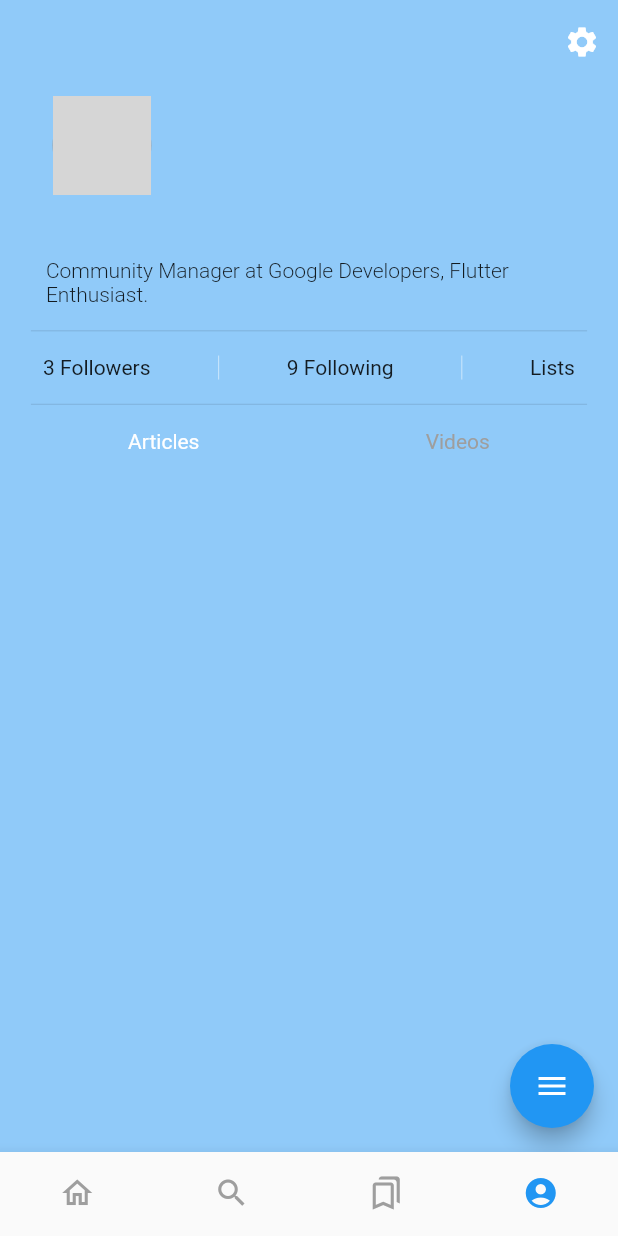
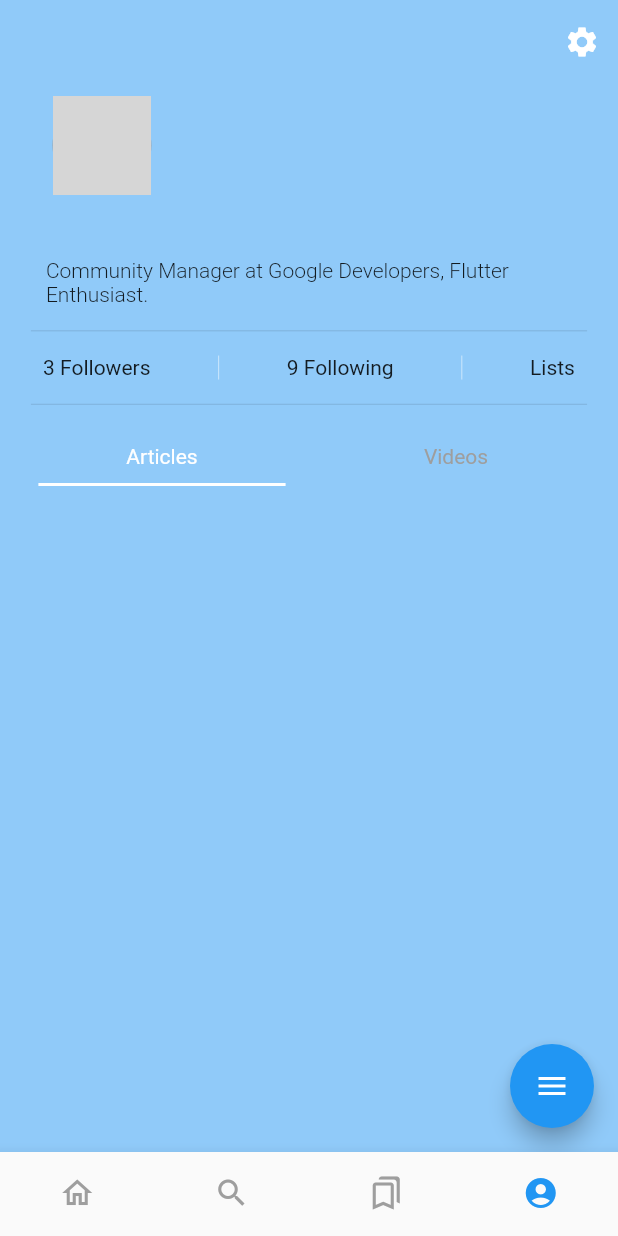
Before and after one commit to maahey-inc/MediumReplica-Bounce, a Flutter app: the screen it shows once a user with an empty profile is signed in, item 4 of the bottom bar chosen, after a tap on "Articles", on a phone screen of 412 x 824 dp. Run offline on Flutter 3.47's test engine with Material 2 defaults, Android fonts, the phone set to English and light mode, and no system bars; drawn by our look-alikes of flutter_speed_dial; our stand-ins replace cloud_firestore, firebase_auth, firebase_core, flutter_spinkit, font_awesome_flutter, form_validator and 6 more; missing offline and left inert: quill_format, zefyrka; accounts and stored records are empty; network calls fail; grey boxes are pictures that could not be loaded.

Commit message:
Third Commit

```diff
--- a/lib/Screens/login.dart
+++ b/lib/Screens/login.dart
@@ -45,8 +45,9 @@ class _LoginScreenState extends State<LoginScreen> {
     return loading
         ? Loading()
         : Scaffold(
-            resizeToAvoidBottomInset: false,
-            body: Column(
+            resizeToAvoidBottomInset: true,
+            body: SingleChildScrollView(
+              child: Column(
                 mainAxisAlignment: MainAxisAlignment.spaceEvenly,
                 children: [
                   Container(
@@ -104,8 +105,8 @@ class _LoginScreenState extends State<LoginScreen> {
                               Container(
                                 height: size.height * 0.1,
                                 child: Padding(
-                                padding:
-                                    const EdgeInsets.symmetric(horizontal: 16),
+                                  padding: const EdgeInsets.symmetric(
+                                      horizontal: 16),
                                   child: TextFormField(
                                     controller: emailController,
                                     onChanged: (val) {
@@ -129,8 +130,8 @@ class _LoginScreenState extends State<LoginScreen> {
                               Container(
                                 height: size.height * 0.1,
                                 child: Padding(
-                                padding:
-                                    const EdgeInsets.symmetric(horizontal: 16),
+                                  padding: const EdgeInsets.symmetric(
+                                      horizontal: 16),
                                   child: TextFormField(
                                     controller: passController,
                                     onChanged: (val) {
@@ -146,7 +147,8 @@ class _LoginScreenState extends State<LoginScreen> {
                                               _obscureText == true
                                                   ? eye =
                                                       Icon(Icons.visibility_off)
-                                                : eye = Icon(Icons.visibility);
+                                                  : eye =
+                                                      Icon(Icons.visibility);
                                               _obscureText == true
                                                   ? eyeColor = Colors.grey
                                                   : eyeColor = Theme.of(context)
@@ -253,34 +255,24 @@ class _LoginScreenState extends State<LoginScreen> {
                     child: Row(
                       mainAxisAlignment: MainAxisAlignment.spaceEvenly,
                       children: [
-                      //facebook login
+                        //apple login
                         InkWell(
                           onTap: () async {
                             setState(() {
                               loading = true;
                             });
-                          dynamic result = await auth.signInWithFacebook();
-
-                          if (result == null) {
-                            setState(() {
-                              loading = false;
-                              error = 'Error Logging with Facebook.';
-                            });
-                          } else {
-                            Navigator.pushReplacement(
-                                context,
-                                MaterialPageRoute(
-                                    builder: (context) => HomeScreen()));
-                          }
+                            //apple login
                           },
                           child: Container(
                             height: 40,
                             width: 40,
                             decoration: BoxDecoration(shape: BoxShape.circle),
+                            child: Center(
                               child: Icon(
-                            FontAwesomeIcons.facebookF,
+                                FontAwesomeIcons.apple,
                                 size: 30,
-                            color: Color(0xff4267B2),
+                                // color: Colors.white,
+                              ),
                             ),
                           ),
                         ),
@@ -315,18 +307,6 @@ class _LoginScreenState extends State<LoginScreen> {
                             ),
                           ),
                         ),
-
-                      //twitter login
-                      // GestureDetector(
-                      //   onTap: () {
-                      //     //twitter login here
-                      //   },
-                      //   child: Icon(
-                      //     FontAwesomeIcons.twitter,
-                      //     size: 30,
-                      //     color: Color(0xff1DA1F2),
-                      //   ),
-                      // ),
                       ],
                     ),
                   ),
@@ -376,6 +356,7 @@ class _LoginScreenState extends State<LoginScreen> {
                   ),
                 ],
               ),
+            ),
           );
   }
 }
--- a/lib/Screens/profile.dart
+++ b/lib/Screens/profile.dart
@@ -148,10 +148,30 @@ class _ProfileScreenState extends State<ProfileScreen> {
                         index = 0;
                       });
                     },
+                    child: Container(
+                      width: size.width * 0.4,
+                      decoration: BoxDecoration(
+                        border: Border(
+                          bottom: BorderSide(
+                            width: 2.0,
+                            color: index == 0
+                                ? theme.getTheme().brightness == Brightness.dark
+                                    ? Colors.white
+                                    : Colors.black
+                                : Colors.transparent,
+                          ),
+                        ),
+                      ),
+                      child: Padding(
+                        padding: const EdgeInsets.symmetric(vertical: 10),
+                        child: Center(
                           child: Text(
                             'Articles',
                             style: TextStyle(
                                 color: index == 0 ? Colors.white : Colors.grey),
+                          ),
+                        ),
+                      ),
                     ),
                   ),
                   GestureDetector(
@@ -160,10 +180,30 @@ class _ProfileScreenState extends State<ProfileScreen> {
                         index = 1;
                       });
                     },
+                    child: Container(
+                      width: size.width * 0.4,
+                      decoration: BoxDecoration(
+                        border: Border(
+                          bottom: BorderSide(
+                            width: 2.0,
+                            color: index == 1
+                                ? theme.getTheme().brightness == Brightness.dark
+                                    ? Colors.white
+                                    : Colors.black
+                                : Colors.transparent,
+                          ),
+                        ),
+                      ),
+                      child: Padding(
+                        padding: const EdgeInsets.symmetric(vertical: 10),
+                        child: Center(
                           child: Text(
                             'Videos',
                             style: TextStyle(
                                 color: index == 1 ? Colors.white : Colors.grey),
+                          ),
+                        ),
+                      ),
                     ),
                   ),
                 ],
--- a/lib/Services/auth.dart
+++ b/lib/Services/auth.dart
@@ -1,7 +1,4 @@
 import 'package:firebase_auth/firebase_auth.dart';
-import 'package:flutter/material.dart';
-import 'package:flutter/services.dart';
-import 'package:flutter_facebook_auth/flutter_facebook_auth.dart';
 import 'package:google_sign_in/google_sign_in.dart';
 import 'package:mediumreplica/Models/user.dart';
 import 'db.dart';
@@ -89,36 +86,36 @@ class AuthService {
     //
   }
 
-  Future signInWithFacebook() async {
-    try {
-      final facebookLoginResult = await FacebookAuth.instance.login();
+  // Future signInWithFacebook() async {
+  //   try {
+  //     final facebookLoginResult = await FacebookAuth.instance.login();
 
-      if (facebookLoginResult != null) {
-        final AuthCredential facebookAuthCredential =
-            FacebookAuthProvider.credential(
-                facebookLoginResult.accessToken!.token);
+  //     if (facebookLoginResult != null) {
+  //       final AuthCredential facebookAuthCredential =
+  //           FacebookAuthProvider.credential(
+  //               facebookLoginResult.accessToken!.token);
 
-        final authResult =
-            await auth.signInWithCredential(facebookAuthCredential);
+  //       final authResult =
+  //           await auth.signInWithCredential(facebookAuthCredential);
 
-        print('Result of user ${authResult.user}');
-        final User? user = authResult.user;
+  //       print('Result of user ${authResult.user}');
+  //       final User? user = authResult.user;
 
-        await DatabaseService(uid: user!.uid)
-            .updateUserData(user.email!, user.displayName!);
+  //       await DatabaseService(uid: user!.uid)
+  //           .updateUserData(user.email!, user.displayName!);
 
-        return userFromFirebaseUser(user);
-      } else {
-        throw PlatformException(
-          code: 'ERROR_ABORTED_BY_USER',
-          message: 'Sign In aborted by user',
-        );
-      }
-    } catch (e) {
-      print('Error: ${e.toString()}');
-      return null;
-    }
-  }
+  //       return userFromFirebaseUser(user);
+  //     } else {
+  //       throw PlatformException(
+  //         code: 'ERROR_ABORTED_BY_USER',
+  //         message: 'Sign In aborted by user',
+  //       );
+  //     }
+  //   } catch (e) {
+  //     print('Error: ${e.toString()}');
+  //     return null;
+  //   }
+  // }
 
   //sign out
   Future signOut() async {
--- a/pubspec.yaml
+++ b/pubspec.yaml
@@ -38,6 +38,10 @@ dependencies:
   shared_preferences: ^2.0.8
   shimmer: ^2.0.0
   stacked_card_carousel: ^0.0.3-nullsafety.1
+  image_picker: ^0.8.4+2
+  permission_handler: ^8.2.5
+  quill_format: ^1.0.2
+  notus_format: ^1.0.3
 
 
   firebase_auth: ^3.1.3
@@ -45,7 +49,6 @@ dependencies:
   firebase_core: ^1.7.0
   flutter_spinkit: ^5.1.0
   flutter_facebook_auth: ^3.5.2
-  # flutter_facebook_login: ^3.0.0
   google_sign_in: ^5.1.1
   twitter_login: ^4.0.1
 
```
Also changed, not shown: lib/Screens/edit_profile.dart (+72 -5 lines), lib/Screens/lists.dart (+5 -9 lines), lib/Screens/register.dart (+30 -37 lines), lib/Screens/settings.dart (+18 -2 lines), lib/Screens/write_article.dart (+21 -0 lines), lib/Services/db.dart (+24 -10 lines), pubspec.lock, 2 other files. Lines whose indentation alone changed are shown as unchanged.
